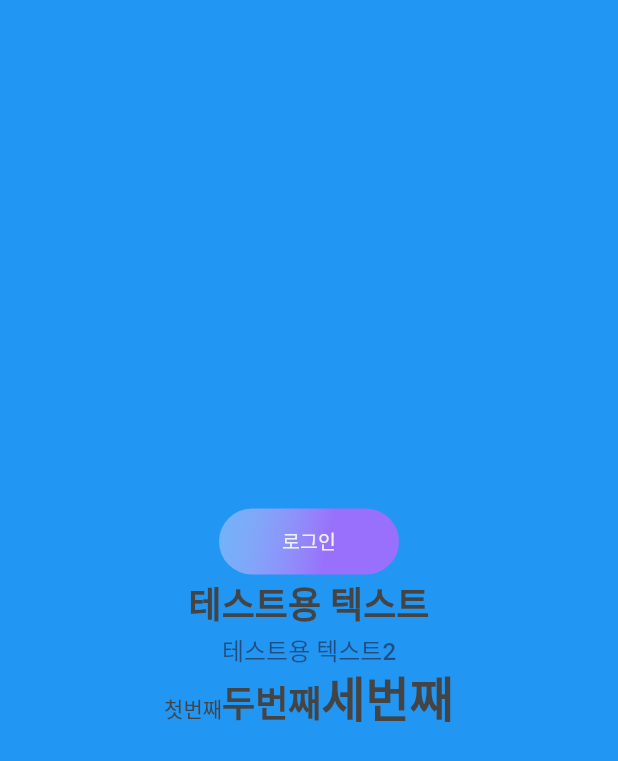
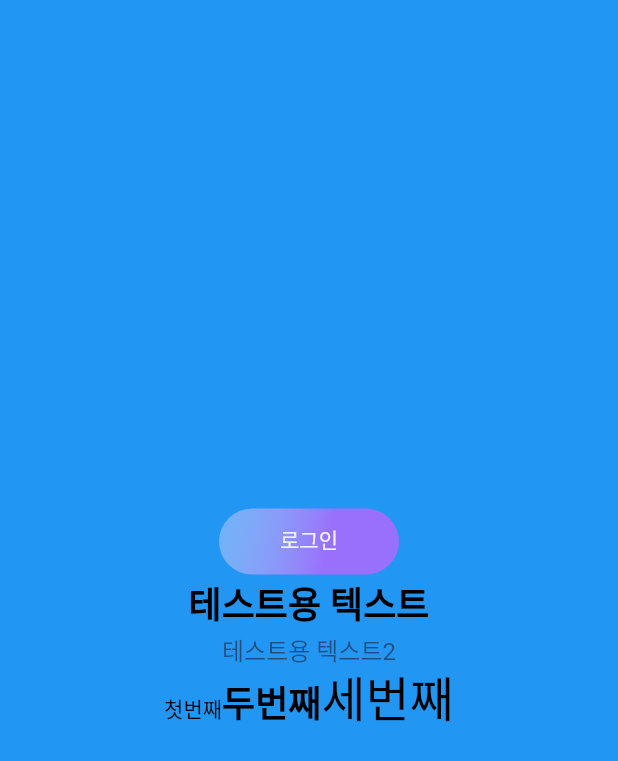
Before and after one commit to robot147/FE_schoolcheck, a Flutter app: the screen it shows after launch, on a phone screen of 412 x 824 dp. Shown: the top 761 px of the screen. Run offline on Flutter 3.47's test engine with Material 2 defaults, Android fonts, the phone set to English and light mode, and no system bars; our stand-ins replace device_info_plus, dio, flutter_riverpod, flutter_svg, freezed_annotation, go_router and 4 more; missing offline and left inert: path_to_regexp; generated files the repository leaves out were written again; Roboto replaces fonts that are missing (Pretendard).

Commit message:
ADD text_DS

```diff
--- a/lib/design_system/buttons/button.dart
+++ b/lib/design_system/buttons/button.dart
@@ -150,8 +150,8 @@ class _SCButtonState extends State<SCButton> {
           child: SCText(
             widget.title,
             textStyle: widget.size == ButtonSize.large
-                ? SCTextStyle.font_400_13px_140pc_P
-                : (widget.style.smallFont ?? SCTextStyle.font_400_12px_140pc_P),
+                ? SCTextStyle.font_14px_w400_h100
+                : (widget.style.smallFont ?? SCTextStyle.font_14px_w400_h100),
             color: makeTextColor(),
           ),
         ),
--- a/lib/design_system/text/text_style.dart
+++ b/lib/design_system/text/text_style.dart
@@ -5,253 +5,121 @@ import 'package:flutter/widgets.dart';
 enum SCTextStyle {
   // Heading[600]
 
-  ///font-600-32px-100pc-P
-  font_600_32px_100pc_P(TextStyle(
+  ///font_40px_w500_h100
+  font_40px_w500_h100(TextStyle(
     fontFamily: 'Pretendard',
-    fontWeight: FontWeight.w600,
+    fontWeight: FontWeight.w500,
+    fontSize: 40,
+    height: 1.0,
+    color: Color(0xff000000),
+  )),
+
+  ///font_32px_w500_h100
+  font_32px_w500_h100(TextStyle(
+    fontFamily: 'Pretendard',
+    fontWeight: FontWeight.w500,
     fontSize: 32,
     height: 1.0,
-    color: Color(0xff444444),
+    color: Color(0xff000000),
   )),
 
-  /// font-600-24px-100pc-P
-  font_600_24px_100pc_P(
-    TextStyle(
-      fontFamily: 'Pretendard',
-      fontWeight: FontWeight.w600,
-      fontSize: 24,
-      height: 1.0,
-      color: Color(0xff444444),
-    ),
-  ),
+  ///font_24px_w700_h100
+  font_24px_w700_h100(TextStyle(
+    fontFamily: 'Pretendard',
+    fontWeight: FontWeight.w700,
+    fontSize: 24,
+    height: 1.0,
+    color: Color(0xff000000),
+  )),
 
-  /// font-600-20px-100pc-P
-  font_600_20px_100pc_P(TextStyle(
+  /// font_20px_w700_h100
+  font_20px_w700_h100(TextStyle(
     fontFamily: 'Pretendard',
-    fontWeight: FontWeight.w600,
+    fontWeight: FontWeight.w700,
     fontSize: 20,
     height: 1.0,
-    color: Color(0xff444444),
+    color: Color(0xff000000),
   )),
 
-  /// font-600-18px-100pc-P
-  font_600_18px_100pc_P(TextStyle(
+  ///font_18px_w600_h100
+  font_18px_w600_h100(TextStyle(
     fontFamily: 'Pretendard',
     fontWeight: FontWeight.w600,
     fontSize: 18,
     height: 1.0,
-    color: Color(0xff444444),
+    color: Color(0xff000000),
   )),
 
-  /// font-600-16px-100pc-P
-  font_600_16px_100pc_P(TextStyle(
+  ///font_16px_w600_h100
+  font_16px_w600_h100(TextStyle(
     fontFamily: 'Pretendard',
     fontWeight: FontWeight.w600,
     fontSize: 16,
     height: 1.0,
-    color: Color(0xff444444),
+    color: Color(0xff000000),
   )),
 
-  ///font-600-16px-140pc-P
-  font_600_16px_140pc_P(TextStyle(
+  ///font_16px_w500_h100
+  font_16px_w500_h100(TextStyle(
     fontFamily: 'Pretendard',
-    fontWeight: FontWeight.w600,
+    fontWeight: FontWeight.w500,
     fontSize: 16,
-    height: 1.4,
-    color: Color(0xff444444),
+    height: 1.0,
+    color: Color(0xff000000),
   )),
 
-  /// font-600-14px-100pc-P
-  font_600_14px_100pc_P(TextStyle(
+  ///font_16px_w400_h100
+  font_16px_w400_h100(TextStyle(
     fontFamily: 'Pretendard',
-    fontWeight: FontWeight.w600,
+    fontWeight: FontWeight.w400,
+    fontSize: 16,
+    height: 1.0,
+    color: Color(0xff000000),
+  )),
+
+  ///font_14px_w700_h100
+  font_14px_w700_h100(TextStyle(
+    fontFamily: 'Pretendard',
+    fontWeight: FontWeight.w700,
     fontSize: 14,
     height: 1.0,
-    color: Color(0xff444444),
+    color: Color(0xff000000),
   )),
 
-  ///font-600-14px-140pc-P
-  font_600_14px_140pc_P(TextStyle(
+  ///font_14px_w500_h100
+  font_14px_w500_h100(TextStyle(
     fontFamily: 'Pretendard',
-    fontWeight: FontWeight.w600,
+    fontWeight: FontWeight.w500,
     fontSize: 14,
-    height: 1.4,
-    color: Color(0xff444444),
+    height: 1.0,
+    color: Color(0xff000000),
   )),
 
-  /// font-600-13px-100pc-P
-  font_600_13px_100pc_P(TextStyle(
+  ///font_14px_w400_h120
+  font_14px_w400_h120(TextStyle(
     fontFamily: 'Pretendard',
-    fontWeight: FontWeight.w600,
-    fontSize: 13,
-    height: 1.0,
-    color: Color(0xff444444),
+    fontWeight: FontWeight.w400,
+    fontSize: 14,
+    height: 1.2,
+    color: Color(0xff000000),
   )),
 
-  ///font-600-13px-140pc-P
-  font_600_13px_140pc_P(TextStyle(
+  ///font_14px_w400_h100
+  font_14px_w400_h100(TextStyle(
     fontFamily: 'Pretendard',
-    fontWeight: FontWeight.w600,
-    fontSize: 13,
-    height: 1.4,
-    color: Color(0xff444444),
+    fontWeight: FontWeight.w400,
+    fontSize: 14,
+    height: 1.0,
+    color: Color(0xff000000),
   )),
 
-  /// font-600-12px-100pc-P
-  font_600_12px_100pc_P(TextStyle(
+  ///font_12px_w600_h100
+  font_12px_w600_h100(TextStyle(
     fontFamily: 'Pretendard',
     fontWeight: FontWeight.w600,
     fontSize: 12,
     height: 1.0,
-    color: Color(0xff444444),
-  )),
-
-  ///font-600-12px-140pc-P
-  font_600_12px_140pc_P(TextStyle(
-    fontFamily: 'Pretendard',
-    fontWeight: FontWeight.w600,
-    fontSize: 12,
-    height: 1.4,
-    color: Color(0xff444444),
-  )),
-
-  //[500]
-
-  /// font-500-16px-100pc-P
-  font_500_16px_100pc_P(TextStyle(
-    fontFamily: 'Pretendard',
-    fontWeight: FontWeight.w500,
-    fontSize: 16,
-    height: 1.0,
-    color: Color(0xff444444),
-  )),
-
-  ///font-500-16px-140pc-P
-  font_500_16px_140pc_P(TextStyle(
-    fontFamily: 'Pretendard',
-    fontWeight: FontWeight.w500,
-    fontSize: 16,
-    height: 1.4,
-    color: Color(0xff444444),
-  )),
-
-  /// font-500-14px-100pc-P
-  font_500_14px_100pc_P(TextStyle(
-    fontFamily: 'Pretendard',
-    fontWeight: FontWeight.w500,
-    fontSize: 14,
-    height: 1.0,
-    color: Color(0xff444444),
-  )),
-
-  ///font-500-14px-140pc-P
-  font_500_14px_140pc_P(TextStyle(
-    fontFamily: 'Pretendard',
-    fontWeight: FontWeight.w500,
-    fontSize: 14,
-    height: 1.4,
-    color: Color(0xff444444),
-  )),
-
-  /// font-500-13px-100pc-P
-  font_500_13px_100pc_P(TextStyle(
-    fontFamily: 'Pretendard',
-    fontWeight: FontWeight.w500,
-    fontSize: 13,
-    height: 1.0,
-    color: Color(0xff444444),
-  )),
-
-  ///font-500-13px-140pc-P
-  font_500_13px_140pc_P(TextStyle(
-    fontFamily: 'Pretendard',
-    fontWeight: FontWeight.w500,
-    fontSize: 13,
-    height: 1.4,
-    color: Color(0xff444444),
-  )),
-
-  /// font-500-12px-100pc-P
-  font_500_12px_100pc_P(TextStyle(
-    fontFamily: 'Pretendard',
-    fontWeight: FontWeight.w500,
-    fontSize: 12,
-    height: 1.0,
-    color: Color(0xff444444),
-  )),
-
-  ///font-500-12px-140pc-P
-  font_500_12px_140pc_P(TextStyle(
-    fontFamily: 'Pretendard',
-    fontWeight: FontWeight.w500,
-    fontSize: 12,
-    height: 1.4,
-    color: Color(0xff444444),
-  )),
-
-  //[400]
-
-  /// font-400-16px-100pc-P
-  font_400_16px_100pc_P(TextStyle(
-    fontFamily: 'Pretendard',
-    fontWeight: FontWeight.w400,
-    fontSize: 16,
-    height: 1.0,
-    color: Color(0xff444444),
-  )),
-
-  ///font-400-16px-140pc-P
-  font_400_16px_140pc_P(TextStyle(
-    fontFamily: 'Pretendard',
-    fontWeight: FontWeight.w400,
-    fontSize: 16,
-    height: 1.4,
-    color: Color(0xff444444),
-  )),
-
-  /// font-400-14px-100pc-P
-  font_400_14px_100pc_P(TextStyle(
-    fontFamily: 'Pretendard',
-    fontWeight: FontWeight.w400,
-    fontSize: 14,
-    height: 1.0,
-    color: Color(0xff444444),
-  )),
-
-  /// font-400-13px-100pc-P
-  font_400_13px_100pc_P(TextStyle(
-    fontFamily: 'Pretendard',
-    fontWeight: FontWeight.w400,
-    fontSize: 13,
-    height: 1.0,
-    color: Color(0xff444444),
-  )),
-
-  ///font-400-13px-140pc-P
-  font_400_13px_140pc_P(TextStyle(
-    fontFamily: 'Pretendard',
-    fontWeight: FontWeight.w400,
-    fontSize: 13,
-    height: 1.4,
-    color: Color(0xff444444),
-  )),
-
-  ///font-400-12px-140pc-P
-  font_400_12px_140pc_P(TextStyle(
-    fontFamily: 'Pretendard',
-    fontWeight: FontWeight.w400,
-    fontSize: 12,
-    height: 1.4,
-    color: Color(0xff444444),
-  )),
-
-  ///font-400-14px-140pc-P
-  font_400_14px_140pc_P(TextStyle(
-    fontFamily: 'Pretendard',
-    fontWeight: FontWeight.w400,
-    fontSize: 14,
-    height: 1.4,
-    color: Color(0xff444444),
+    color: Color(0xff000000),
   )),
   ;
 
--- a/lib/view/home/home_page.dart
+++ b/lib/view/home/home_page.dart
@@ -45,7 +45,7 @@ class HomePage extends ConsumerWidget {
                             children: [
                               const SCText(
                                 '1번 입니다.',
-                                textStyle: SCTextStyle.font_400_13px_100pc_P,
+                                textStyle: SCTextStyle.font_14px_w400_h100,
                               ),
                               const SizedBox(height: 12),
                               Row(
@@ -79,7 +79,7 @@ class HomePage extends ConsumerWidget {
                             children: [
                               const SCText(
                                 '2번 입니다.',
-                                textStyle: SCTextStyle.font_400_13px_100pc_P,
+                                textStyle: SCTextStyle.font_14px_w400_h100,
                               ),
                               const SizedBox(height: 12),
                               Row(
@@ -114,7 +114,7 @@ class HomePage extends ConsumerWidget {
                             children: [
                               SCText(
                                 '3번 입니다. 받아온 arg: $id',
-                                textStyle: SCTextStyle.font_400_13px_100pc_P,
+                                textStyle: SCTextStyle.font_12px_w600_h100,
                               ),
                               const SizedBox(height: 12),
                               Row(
@@ -140,8 +140,10 @@ class HomePage extends ConsumerWidget {
                   print('중간에 모달 닫음');
                 }
               },
-              child: const SCText('모달 띄우기',
-                  textStyle: SCTextStyle.font_400_14px_100pc_P),
+              child: const SCText(
+                '모달 띄우기',
+                textStyle: SCTextStyle.font_14px_w400_h100,
+              ),
             ),
 
             //TO-USE (assets 사용)
--- a/lib/view/home/member_page/member_page.dart
+++ b/lib/view/home/member_page/member_page.dart
@@ -38,11 +38,11 @@ class MemberPage extends ConsumerWidget {
               children: [
                 SCText(
                   '제목: ${data!.memberInfo.title} ',
-                  textStyle: SCTextStyle.font_600_14px_100pc_P,
+                  textStyle: SCTextStyle.font_14px_w400_h100,
                 ),
                 SCText(
                   '내용: ${data.memberInfo.body} ',
-                  textStyle: SCTextStyle.font_600_14px_100pc_P,
+                  textStyle: SCTextStyle.font_14px_w400_h100,
                 ),
                 ElevatedButton(
                   onPressed: () {
--- a/lib/view/login/login_page.dart
+++ b/lib/view/login/login_page.dart
@@ -46,12 +46,12 @@ class LoginPage extends ConsumerWidget {
           const SizedBox(height: 10),
           const SCText(
             '테스트용 텍스트',
-            textStyle: SCTextStyle.font_600_24px_100pc_P,
+            textStyle: SCTextStyle.font_24px_w700_h100,
           ),
           const SizedBox(height: 10),
           SCText(
             '테스트용 텍스트2',
-            textStyle: SCTextStyle.font_500_16px_100pc_P,
+            textStyle: SCTextStyle.font_16px_w400_h100,
             color: SCColors.text_primary,
           ),
           const SizedBox(height: 10),
@@ -60,14 +60,14 @@ class LoginPage extends ConsumerWidget {
               const TextSpan(text: '첫번째'), //기본 스타일 적용됨
               TextSpan(
                 text: '두번째',
-                style: SCTextStyle.font_600_24px_100pc_P.value,
+                style: SCTextStyle.font_24px_w700_h100.value,
               ),
               TextSpan(
                 text: '세번째',
-                style: SCTextStyle.font_600_32px_100pc_P.value,
+                style: SCTextStyle.font_32px_w500_h100.value,
               )
             ]),
-            textStyle: SCTextStyle.font_400_14px_100pc_P, //기본 스타일
+            textStyle: SCTextStyle.font_14px_w400_h100, //기본 스타일
           ),
         ],
       ),
--- a/lib/widget/bottom_sheet.dart
+++ b/lib/widget/bottom_sheet.dart
@@ -53,7 +53,7 @@ class SCBottomSheet<T> {
                         alignment: Alignment.topCenter,
                         child: SCText(
                           title,
-                          textStyle: SCTextStyle.font_600_18px_100pc_P,
+                          textStyle: SCTextStyle.font_16px_w600_h100,
                         ),
                       ),
                     ),
--- a/lib/widget/dialog.dart
+++ b/lib/widget/dialog.dart
@@ -224,7 +224,7 @@ Widget _baseDialog({
                                 alignment: Alignment.topCenter,
                                 child: SCText(
                                   title,
-                                  textStyle: SCTextStyle.font_600_18px_100pc_P,
+                                  textStyle: SCTextStyle.font_16px_w600_h100,
                                   color: SCColors.text_primary,
                                 ),
                               ),
```
